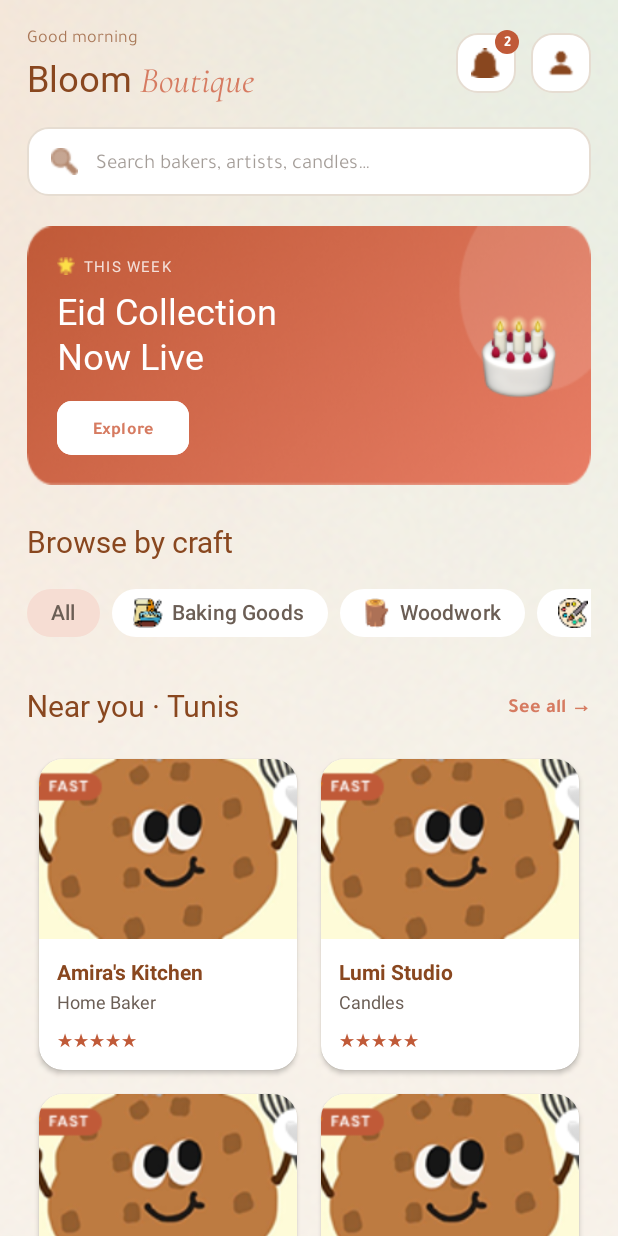
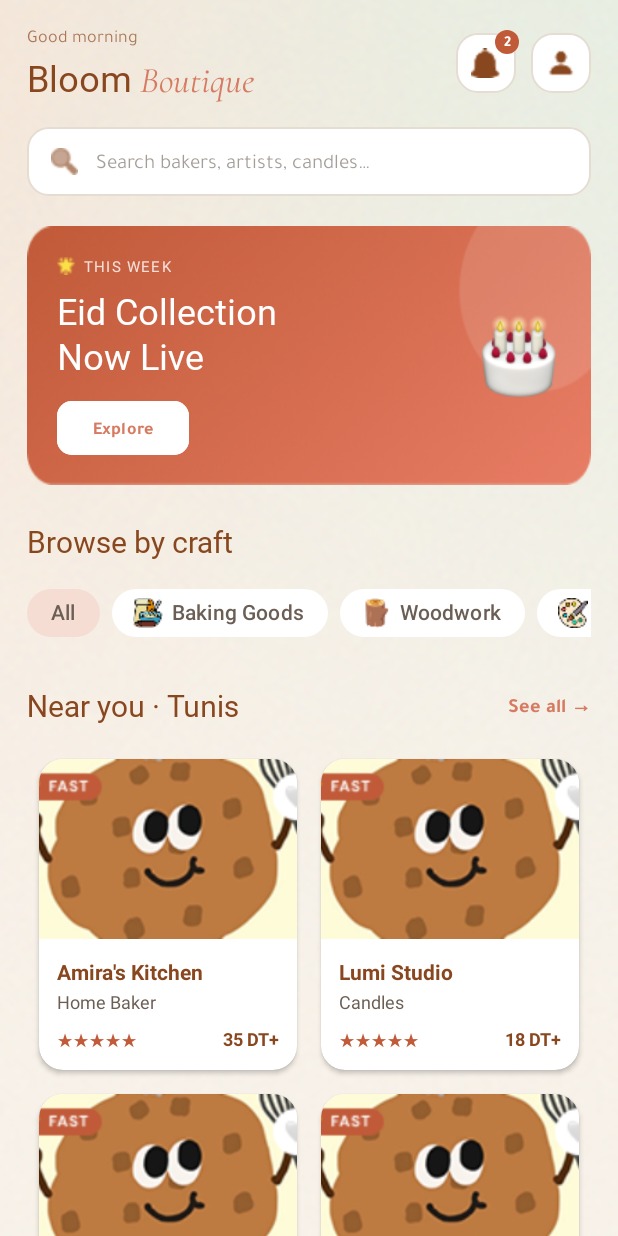
Before and after one commit to eya568/SoukHiraf, an Android app: the HomeActivity screen opened directly, with no data from a screen before it, on a phone screen of 412 x 824 dp. Run offline under Robolectric (Android 15) with nearby library versions, the phone set to English and light mode, and no system bars.

Commit message:
Add artisan details and onboarding redirect
Add ratings and prices to artisan data, use view binding on the home screen, and redirect after success. Password validation is currently bypassed.

```diff
--- a/app/src/main/java/com/example/myapplication/Artisan.java
+++ b/app/src/main/java/com/example/myapplication/Artisan.java
@@ -6,7 +6,7 @@ public class Artisan {
     private String rating;
     private String price;
     private int imageResId;
-    public Artisan(String name, String craft, String rating, int imageResId) {
+    public Artisan(String name, String craft, String rating, String price, int imageResId) {
         this.name = name;
         this.craft = craft;
         this.rating = rating;
--- a/app/src/main/java/com/example/myapplication/HomeActivity.java
+++ b/app/src/main/java/com/example/myapplication/HomeActivity.java
@@ -12,38 +12,38 @@ import androidx.core.view.WindowInsetsCompat;
 import androidx.recyclerview.widget.GridLayoutManager;
 import androidx.recyclerview.widget.RecyclerView;
 
+import com.example.myapplication.databinding.ActivityHomeOwnerBinding;
+
 import java.util.ArrayList;
 import java.util.List;
 
 public class HomeActivity extends AppCompatActivity {
-
+    private ActivityHomeOwnerBinding binding;
     @Override
     protected void onCreate(Bundle savedInstanceState) {
         super.onCreate(savedInstanceState);
         EdgeToEdge.enable(this);
-        setContentView(R.layout.activity_home_owner);
-        ViewCompat.setOnApplyWindowInsetsListener(findViewById(R.id.main), (v, insets) -> {
+
+        binding = ActivityHomeOwnerBinding.inflate(getLayoutInflater());
+        setContentView(binding.getRoot());
+
+        ViewCompat.setOnApplyWindowInsetsListener(binding.main, (v, insets) -> {
             Insets systemBars = insets.getInsets(WindowInsetsCompat.Type.systemBars());
             v.setPadding(systemBars.left, systemBars.top, systemBars.right, systemBars.bottom);
             return insets;
         });
-        // 1. Find the RecyclerView
-        RecyclerView recyclerView = findViewById(R.id.rvArtisans);
-
-        // 2. Set it to a 2-column Grid
-        recyclerView.setLayoutManager(new GridLayoutManager(this, 2));
+        binding.rvArtisans.setLayoutManager(new GridLayoutManager(this, 2));
 
         // 3. Create some dummy data using your Artisan class
         List<Artisan> artisanList = new ArrayList<>();
 
         // Replace R.drawable.placeholder_image with actual images if you have them in your drawable folder!
-        artisanList.add(new Artisan("Amira's Kitchen", "Home Baker", "35 DT+", R.drawable.placeholder_image));
-        artisanList.add(new Artisan("Lumi Studio", "Candles", "18 DT+", R.drawable.placeholder_image));
-        artisanList.add(new Artisan("Pottery Haven", "Ceramics", "35 DT+", R.drawable.placeholder_image));
-        artisanList.add(new Artisan("Goody Shop", "Knitting", "35 DT+", R.drawable.placeholder_image));
+        artisanList.add(new Artisan("Amira's Kitchen", "Home Baker","⭐⭐⭐⭐" ,"35 DT+", R.drawable.placeholder_image));
+        artisanList.add(new Artisan("Lumi Studio", "Candles", "⭐⭐⭐","18 DT+", R.drawable.placeholder_image));
+        artisanList.add(new Artisan("Pottery Haven", "Ceramics","⭐⭐⭐⭐⭐", "35 DT+", R.drawable.placeholder_image));
+        artisanList.add(new Artisan("Goody Shop", "Knitting","⭐⭐⭐", "35 DT+", R.drawable.placeholder_image));
 
         // 4. Create the Adapter and attach it
         ArtisanAdapter adapter = new ArtisanAdapter(artisanList);
-        recyclerView.setAdapter(adapter);
-    }
+        binding.rvArtisans.setAdapter(adapter);    }
 }
--- a/app/src/main/java/com/example/myapplication/SuccessActivity.java
+++ b/app/src/main/java/com/example/myapplication/SuccessActivity.java
@@ -23,6 +23,16 @@ public class SuccessActivity extends AppCompatActivity {
             tvSubtitle.setText("Welcome to Souk Hirfa.\nYour artisan profile is ready.\nStart showcasing your crafts.");
         }
 
+        new Handler(Looper.getMainLooper()).postDelayed(new Runnable() {
+            @Override
+            public void run() {
+                Intent intent = new Intent(SuccessActivity.this, HomeActivity.class);
 
+                intent.setFlags(Intent.FLAG_ACTIVITY_NEW_TASK | Intent.FLAG_ACTIVITY_CLEAR_TASK);
+
+                startActivity(intent);
+                finish();
+            }
+        }, 3000);
     }
 }
--- a/app/src/main/java/com/example/myapplication/ValidationUtils.java
+++ b/app/src/main/java/com/example/myapplication/ValidationUtils.java
@@ -20,7 +20,10 @@ public class ValidationUtils {
      * Checks if password is non-null and at least 8 characters long.
      */
     public static boolean isValidPassword(String password) {
-        return password != null && password.length() >= 8;
+        //return password != null && password.length() >= 8;
+        //important
+        //a changer
+        return true;
     }
 
     /**
```
